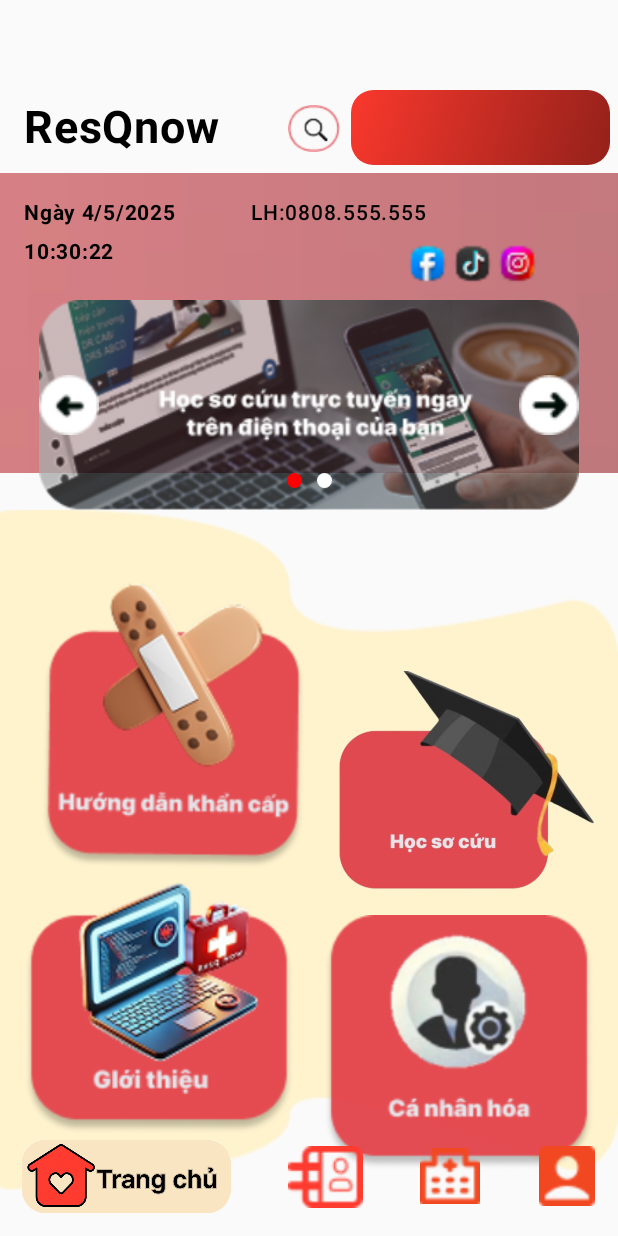
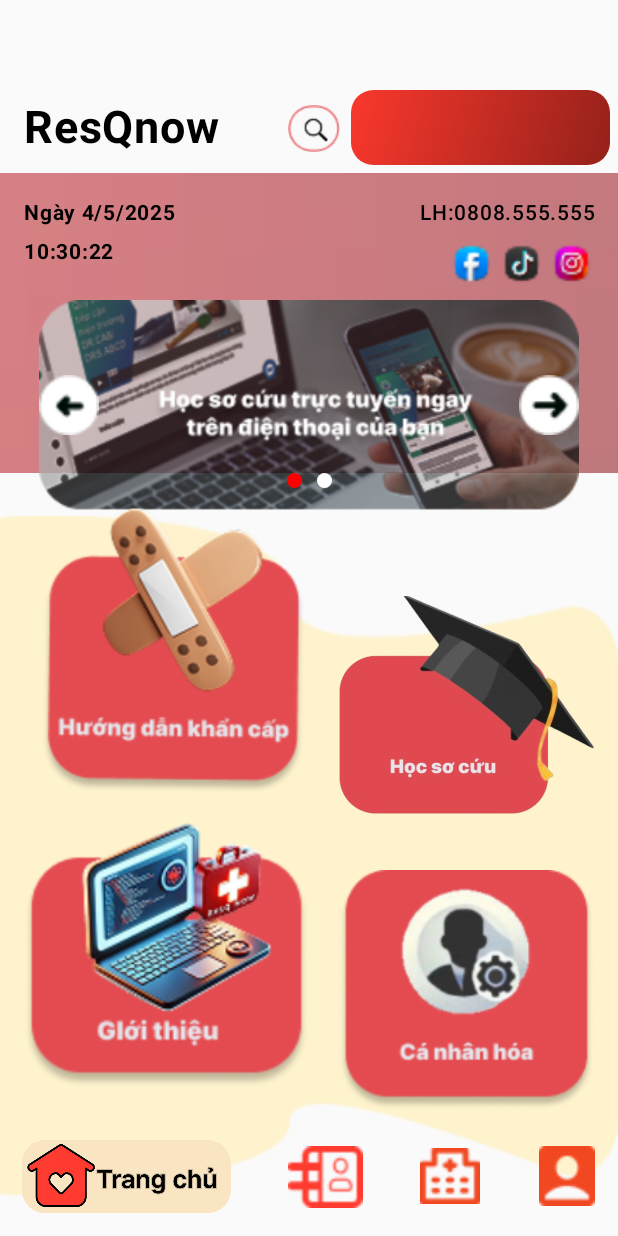
Before and after one commit to DangTDuy/Instant-Emergency-Assistance, an Android app built with Jetpack Compose: the ContactScreen screen opened through its navigation route, after a tap on "Trang chủ", on a phone screen of 412 x 824 dp. Run offline under Robolectric (Android 15) with nearby library versions, the phone set to English and light mode, and no system bars; our stand-ins replace Firebase (no records; nobody signed in at launch, a user with empty details on screens opened directly), Room's generated code; pictures from the network do not load; 3 statements that could not run were skipped.

Commit message:
fix homescreen

```diff
--- a/AppResQnow/app/src/main/java/com/example/resqnow/Ui_Ux/theme/Homepage/HomeScreen1.kt
+++ b/AppResQnow/app/src/main/java/com/example/resqnow/Ui_Ux/theme/Homepage/HomeScreen1.kt
@@ -47,6 +47,7 @@ import java.util.Calendar
 import androidx.compose.animation.Crossfade
 import androidx.compose.animation.*
 import androidx.compose.animation.core.tween
+import androidx.compose.ui.text.style.TextAlign
 
 val gradientBrush = Brush.linearGradient(
     colors = listOf(Color(0xFFFA382D), Color(0xFF94211A))
@@ -155,9 +156,13 @@ fun HomePage1(navController: NavController, googleAuthUiClient: GoogleAuthUiClie
             Row(
                 modifier = Modifier
                     .padding(top = 20.dp)
-                    .fillMaxWidth()
+                    .fillMaxWidth(),
+                horizontalArrangement = Arrangement.SpaceBetween
             ) {
-                Column() {
+                Column(
+                    modifier = Modifier
+                        .weight(1f)
+                ) {
                     Text(
                         text = "Ngày $day/$month/$year",
                         fontSize = 14.sp,
@@ -172,7 +177,6 @@ fun HomePage1(navController: NavController, googleAuthUiClient: GoogleAuthUiClie
                         modifier = Modifier.padding(start = 16.dp)
                     )
                 }
-                Spacer(modifier = Modifier.width(50.dp))
 
                 Text(
                     text = "LH:0808.555.555",
@@ -180,18 +184,26 @@ fun HomePage1(navController: NavController, googleAuthUiClient: GoogleAuthUiClie
                     fontWeight = FontWeight.Medium,
                     modifier = Modifier
                         .weight(1f)
+                        .padding(end = 16.dp),
+                    textAlign = TextAlign.End
                 )
             }
 
-            Row(modifier = Modifier.padding(top = 50.dp, start = 270.dp)) {
+
+            Row(
+                modifier = Modifier
+                    .padding(top = 50.dp, end = 16.dp)
+                    .fillMaxWidth(),
+                horizontalArrangement = Arrangement.End
+            ) {
                 Image(
                     painter = painterResource(R.drawable.facebook),
                     contentDescription = "Facebook Icon",
                     modifier = Modifier
                         .clickable {}
                         .size(30.dp)
-
                 )
+                Spacer(modifier = Modifier.width(3.dp))
                 Image(
                     painter = painterResource(R.drawable.tiktok),
                     contentDescription = "TikTok Icon",
@@ -199,6 +211,7 @@ fun HomePage1(navController: NavController, googleAuthUiClient: GoogleAuthUiClie
                         .clickable {}
                         .size(30.dp)
                 )
+                Spacer(modifier = Modifier.width(3.dp))
                 Image(
                     painter = painterResource(R.drawable.instagram),
                     contentDescription = "Instagram Icon",
@@ -207,6 +220,7 @@ fun HomePage1(navController: NavController, googleAuthUiClient: GoogleAuthUiClie
                         .size(30.dp)
                 )
             }
+
 
             val images = listOf(R.drawable.hinh1, R.drawable.hinh2)
             var currentImageIndex by remember { mutableStateOf(0) }
@@ -312,22 +326,23 @@ fun HomePage1(navController: NavController, googleAuthUiClient: GoogleAuthUiClie
 
         Box(
             modifier = Modifier
-                .offset(y = -30.dp)
+                .offset(y = -60.dp)
                 .fillMaxWidth()
         ) {
             Image(
                 painter = painterResource(R.drawable.bg1),
-                contentDescription = "Feature Background",
+                contentDescription = "Background",
                 modifier = Modifier
                     .fillMaxWidth()
-                    .size(500.dp),
+                    .offset(y = 34.dp)
+                    .size(470.dp),
                 contentScale = ContentScale.FillBounds
             )
 
             Row(
                 modifier = Modifier
                     .fillMaxWidth()
-                    .offset(y = 40.dp)
+                    .offset(y = 20.dp)
                     .padding(horizontal = 16.dp),
                 horizontalArrangement = Arrangement.SpaceBetween
             ) {
@@ -363,14 +378,14 @@ fun HomePage1(navController: NavController, googleAuthUiClient: GoogleAuthUiClie
             Row(
                 modifier = Modifier
                     .fillMaxWidth()
-                    .offset(y = 240.dp)
+                    .offset(y = 230.dp)
                     .padding(horizontal = 16.dp)
             ) {
                 Image(
                     painter = painterResource(R.drawable.gioithieu),
                     contentDescription = "Introduction Guide",
                     modifier = Modifier
-                        .size(180.dp)
+                        .size(190.dp)
                         .clickable {
                             if (navController.graph.findNode("IntroductionGuide") != null) {
                                 navController.navigate("IntroductionGuide")
@@ -385,7 +400,7 @@ fun HomePage1(navController: NavController, googleAuthUiClient: GoogleAuthUiClie
                     contentDescription = "Personalization",
                     modifier = Modifier
                         .offset(y = 20.dp)
-                        .size(190.dp)
+                        .size(200.dp)
                         .clickable {
                             if (user == null) {
                                 showDialog = true
--- a/AppResQnow/gradle/libs.versions.toml
+++ b/AppResQnow/gradle/libs.versions.toml
@@ -1,5 +1,5 @@
 [versions]
-agp = "8.9.1"
+agp = "8.9.2"
 kotlin = "2.0.21"
 coreKtx = "1.15.0"
 junit = "4.13.2"
```
